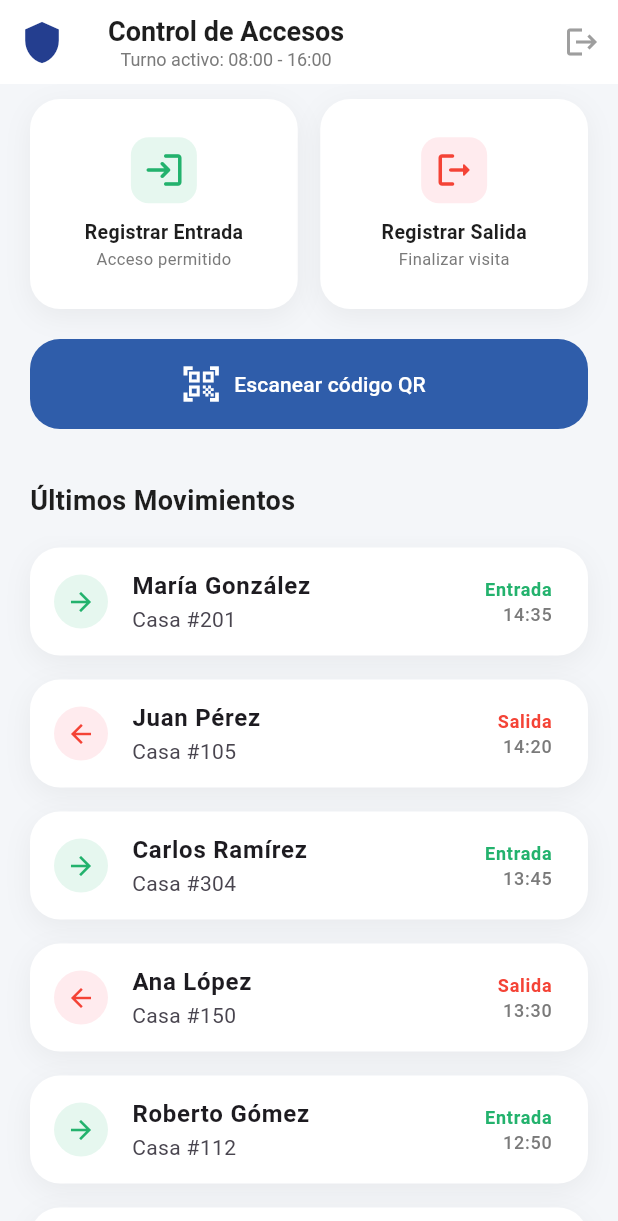
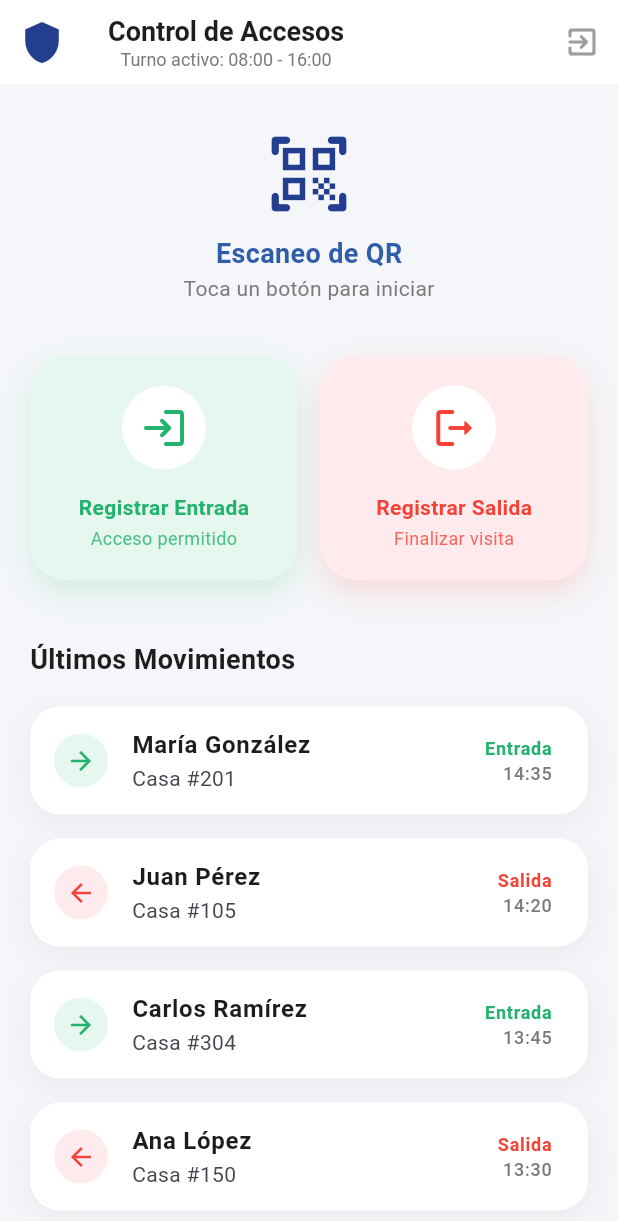
Before and after one commit to JoseSanchez2177864/Lab_Moviles, a Flutter app: the screen it shows after launch, on a phone screen of 412 x 824 dp. Shown: the top 1221 px of the screen. Run offline on Flutter 3.47's test engine with Material 3 defaults, Android fonts, the phone set to English and light mode, and no system bars; our stand-ins replace go_router.

Commit message:
Cambios en el diseño y botones de la interfaz de vigilante

```diff
--- a/lib/Pages/vigilante_home.dart
+++ b/lib/Pages/vigilante_home.dart
@@ -58,7 +58,7 @@ class VigilanteHomePage extends StatelessWidget {
         //Botón de Logout (lado derecho)
         actions: [
           IconButton(
-            icon: const Icon(Icons.logout, color: AppColors.completedGray),
+            icon: const Icon(Icons.exit_to_app_rounded, color: AppColors.completedGray),
             onPressed: () {
               //Aquí irá la función de regresar al Login
               context.go('/Login');
@@ -68,38 +68,86 @@ class VigilanteHomePage extends StatelessWidget {
       ),
       body: Column(
         children: [
+          // TÍTULO CENTRAL
+          const Padding(
+              padding: EdgeInsets.only(top: 30, bottom: 20),
+              child: Column(
+                children: [
+                  Icon(
+                    Icons.qr_code_scanner_rounded,
+                    color: AppColors.darkBlue,
+                    size: 60,
+                  ),
+                  SizedBox(height: 10),
+                  Text(
+                    "Escaneo de QR",
+                    style: TextStyle(
+                      color: AppColors.primaryBlue,
+                      fontSize: 18,
+                      fontWeight: FontWeight.bold,
+                    ),
+                  ),
+                  Text(
+                    "Toca un botón para iniciar",
+                    style: TextStyle(
+                      color: AppColors.secondaryText,
+                      fontSize: 14,
+                    ),
+                  ),
+                ],
+              ),
+          ),
+
+
           //BOTONES: ENTRADA Y SALIDA
           Padding(
-            padding: const EdgeInsets.symmetric(horizontal: 20, vertical: 10),
+            padding: const EdgeInsets.symmetric(horizontal: 20, vertical: 15),
             child: Row(
               children: [
                 // BOTÓN: ENTRADA
                 Expanded(
                     child: Container(
-                       height: 140,
-                      decoration: MyApp.cardDecoration(), // Decoración general de la app
+                       height: 150,
+                      decoration: BoxDecoration(
+                        color: AppColors.lightGreen,
+                        borderRadius: BorderRadius.circular(25),
+                        boxShadow: [
+                          BoxShadow(
+                            color: AppColors.primaryGreen.withOpacity(0.15),
+                            blurRadius: 15,
+                            offset: const Offset(0, 8),
+                          ),
+                        ],
+                      ), // Decoración general de la app
                       child: InkWell( //Función para que se pueda clickear
-                        borderRadius: BorderRadius.circular(20),
-                        onTap: () {},
+                        borderRadius: BorderRadius.circular(25),
+                        onTap: () {
+                          // Función para abrir la cámara/escáner
+                        },
                         child: Column(
                           mainAxisAlignment: MainAxisAlignment.center,
                           children: [
                             Container(
-                              padding: const EdgeInsets.all(8),
-                              decoration: BoxDecoration(
-                                color: AppColors.lightGreen,
-                                borderRadius: BorderRadius.circular(12),
+                              padding: const EdgeInsets.all(12),
+                              decoration: const BoxDecoration(
+                                color: Colors.white,
+                                shape: BoxShape.circle,
                               ),
-                              child: Icon(Icons.login_rounded, color: AppColors.primaryGreen, size: 28,),
+                              child: Icon(Icons.login_rounded, color: AppColors.primaryGreen, size: 32),
                             ),
-                            const SizedBox(height: 10),
-                            const Text(
+                            const SizedBox(height: 15),
+                            Text(
                               "Registrar Entrada",
-                              style: TextStyle(fontWeight: FontWeight.bold, color: AppColors.primaryText, fontSize: 13),
+                              style: TextStyle(
+                                  fontWeight: FontWeight.bold,
+                                  color: AppColors.primaryGreen,
+                                  fontSize: 14
+                              ),
                             ),
+                            const SizedBox(height: 2),
                             Text(
                               "Acceso permitido",
-                              style: TextStyle(color: AppColors.secondaryText, fontSize: 11),
+                              style: TextStyle(color: AppColors.primaryGreen.withOpacity(0.8), fontSize: 12),
                             ),
                           ],
                         ),
@@ -111,30 +159,45 @@ class VigilanteHomePage extends StatelessWidget {
                 // BOTÓN: SALIDA
                 Expanded(
                   child: Container(
-                    height: 140,
-                    decoration: MyApp.cardDecoration(),
+                    height: 150,
+                    decoration: BoxDecoration(
+                      color: const Color(0xFFFFEBEE),
+                      borderRadius: BorderRadius.circular(25),
+                      boxShadow: [
+                        BoxShadow(
+                          color: Colors.red.withOpacity(0.15),
+                          blurRadius: 15,
+                          offset: const Offset(0, 8),
+                        ),
+                      ],
+                    ),
                     child: InkWell(
-                      borderRadius: BorderRadius.circular(20),
+                      borderRadius: BorderRadius.circular(25),
                       onTap: () {},
                       child: Column(
                         mainAxisAlignment: MainAxisAlignment.center,
                         children: [
                           Container(
-                            padding: const EdgeInsets.all(8),
-                            decoration: BoxDecoration(
-                              color: Colors.red[50],
-                              borderRadius: BorderRadius.circular(12),
+                            padding: const EdgeInsets.all(12),
+                            decoration: const BoxDecoration(
+                              color: Colors.white,
+                              shape: BoxShape.circle,
                             ),
-                            child: Icon(Icons.logout_rounded, color: Colors.red, size: 28,),
+                            child: const Icon(Icons.logout_rounded, color: Colors.red, size: 32),
                           ),
-                          const SizedBox(height: 10),
+                          const SizedBox(height: 15),
                           const Text(
                             "Registrar Salida",
-                            style: TextStyle(fontWeight: FontWeight.bold, color: AppColors.primaryText, fontSize: 13),
+                            style: TextStyle(
+                                fontWeight: FontWeight.bold,
+                                color: Colors.red,
+                                fontSize: 14
+                            ),
                           ),
+                          const SizedBox(height: 2),
                           Text(
                             "Finalizar visita",
-                            style: TextStyle(color: AppColors.secondaryText, fontSize: 11),
+                            style: TextStyle(color: Colors.red.withOpacity(0.8), fontSize: 12),
                           ),
                         ],
                       ),
@@ -145,26 +208,7 @@ class VigilanteHomePage extends StatelessWidget {
             ),
           ),
 
-          //BOTÓN DE ESCANEAR QR
-          Padding(
-            padding: const EdgeInsets.symmetric(horizontal: 20, vertical: 10),
-            child: ElevatedButton.icon(
-              onPressed: () {
-                //Aquí irá la función de scanner más adelante
-              },
-              icon: const Icon(Icons.qr_code_scanner, size: 28),
-              label: const Text("Escanear código QR"),
-              style: ElevatedButton.styleFrom(
-                minimumSize: const Size(double.infinity, 60),
-                backgroundColor: AppColors.primaryBlue,
-                foregroundColor: Colors.white,
-                elevation: 0,
-                shape: RoundedRectangleBorder(
-                    borderRadius: BorderRadius.circular(20)
-                ),
-              ),
-            ),
-          ),
+
 
           // LISTA DE ÚLTIMOS MOVIMIENTOS
           //Título de la Sección
```
